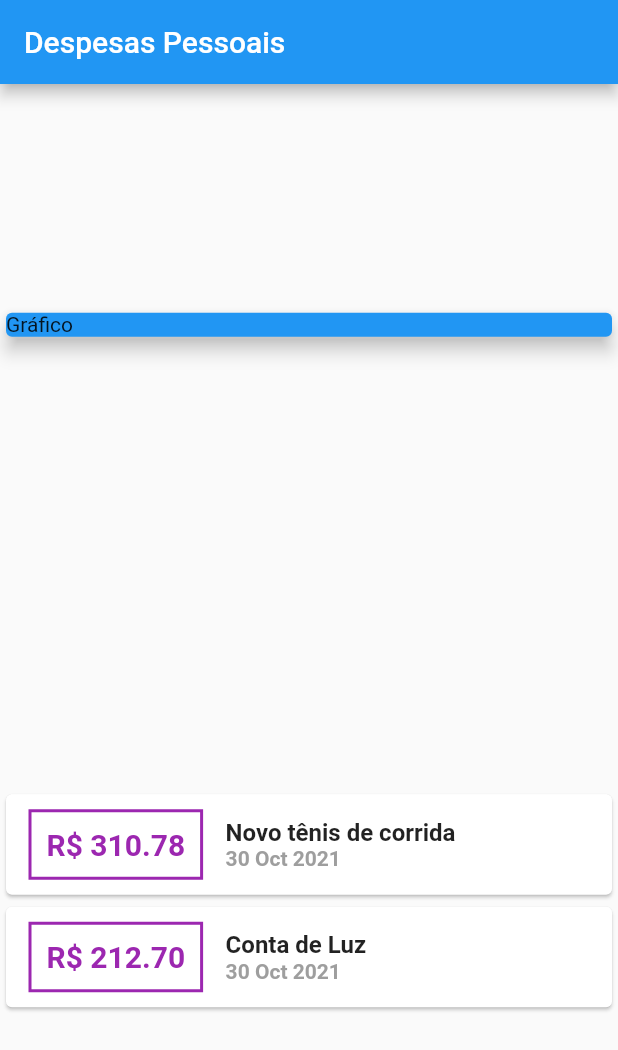
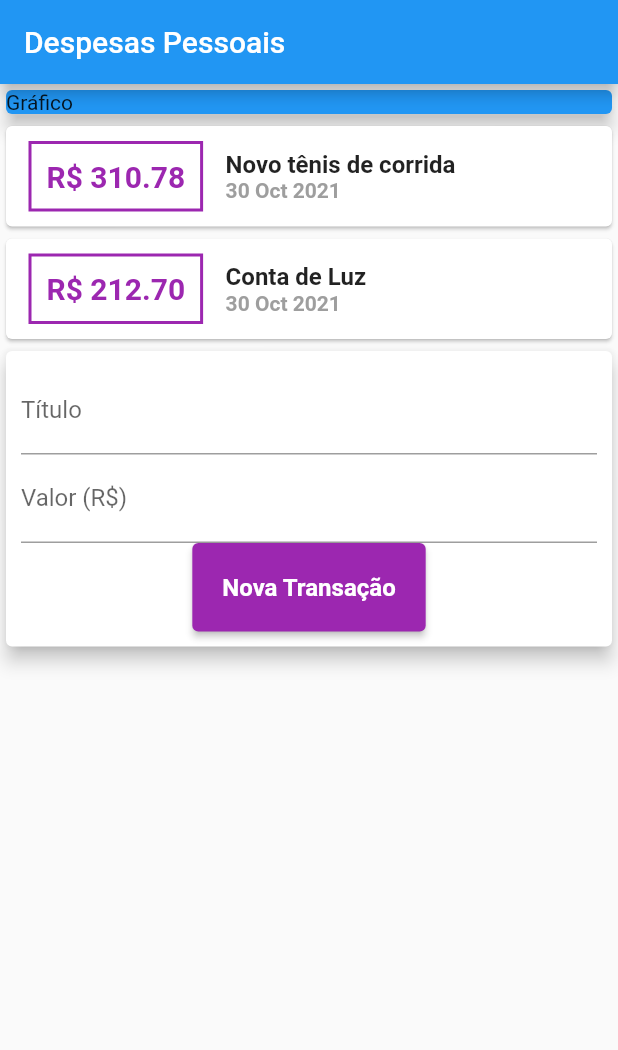
Before and after one commit to elton-costa/expenses, a Flutter app: the screen it shows after launch, on a phone screen of 412 x 824 dp. Shown: the top 1050 px of the screen. Run offline on Flutter 3.47's test engine with Material 2 defaults, Android fonts, the light colour scheme and no system bars.

Commit message:
Create TextField

```diff
--- a/lib/main.dart
+++ b/lib/main.dart
@@ -31,7 +31,6 @@ class MyHomePage extends StatelessWidget {
         title: Text('Despesas Pessoais'),
       ),
       body: Column(
-        mainAxisAlignment: MainAxisAlignment.spaceAround,
         crossAxisAlignment: CrossAxisAlignment.stretch,
         children: [
           Container(
@@ -92,6 +91,39 @@ class MyHomePage extends StatelessWidget {
               );
             }).toList(),
           ),
+          Card(
+            elevation: 5,
+            child: Padding(
+              padding: const EdgeInsets.all(10),
+              child: Column(
+                children: [
+                  TextField(
+                    decoration: InputDecoration(
+                      labelText: 'Título',
+                    ),
+                  ),
+                  TextField(
+                    decoration: InputDecoration(
+                      labelText: 'Valor (R\$)',
+                    ),
+                  ),
+                  ElevatedButton(
+                    child: Text(
+                      'Nova Transação',
+                      style: const TextStyle(color: Colors.white),
+                    ),
+                    onPressed: () {},
+                    style: ButtonStyle(
+                        backgroundColor:
+                            MaterialStateProperty.all(Colors.purple),
+                        padding: MaterialStateProperty.all(EdgeInsets.all(20)),
+                        textStyle: MaterialStateProperty.all(TextStyle(
+                            fontSize: 16, fontWeight: FontWeight.bold))),
+                  ),
+                ],
+              ),
+            ),
+          ),
         ],
       ),
     );
```
